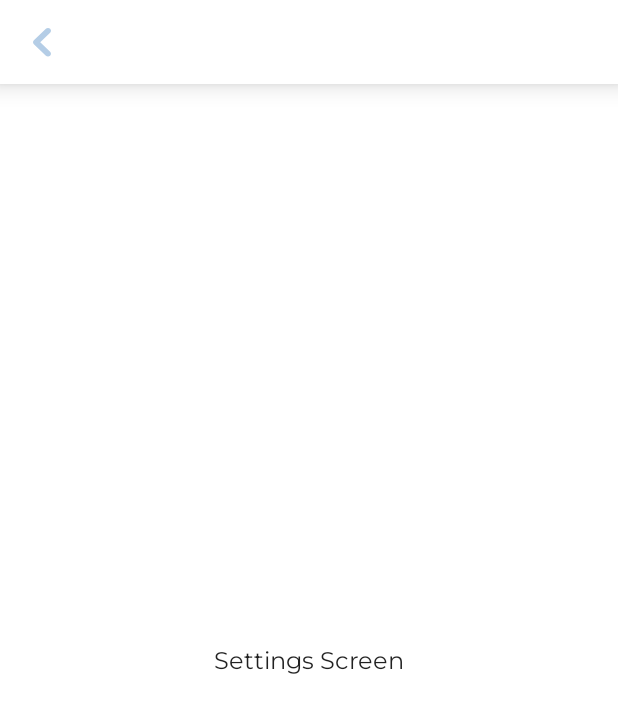
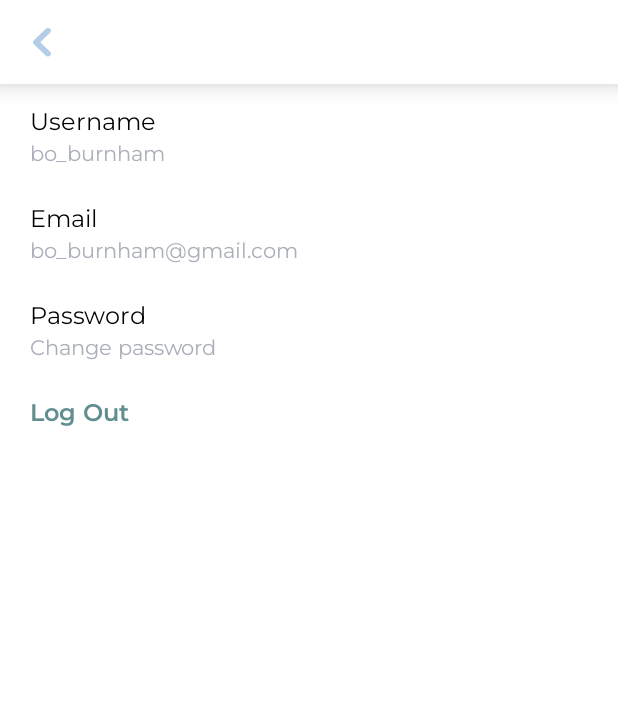
Before and after one commit to Invest-Smart-COMP-491/invest-smart-android, an Android app built with Jetpack Compose: the SettingsScreen screen opened through its navigation route, on a phone screen of 412 x 824 dp. Shown: the top 713 px of the screen. Run offline under Robolectric (Android 15) with nearby library versions, the phone set to English and light mode, and no system bars; our stand-ins replace Dagger/Hilt's generated code; Roboto replaces fonts that are not available here.

Commit message:
feat: implement settings screen + vm

```diff
--- a/app/src/main/java/com/comp491/investsmart/navigation/NavGraph.kt
+++ b/app/src/main/java/com/comp491/investsmart/navigation/NavGraph.kt
@@ -44,6 +44,6 @@ private fun addHomeScreen(
     }
 
     navGraphBuilder.composable(route = NavRoute.Settings.route) {
-        SettingsScreen()
+        SettingsScreen(hiltViewModel())
     }
 }
--- a/app/src/main/java/com/comp491/investsmart/ui/home/HomeScreen.kt
+++ b/app/src/main/java/com/comp491/investsmart/ui/home/HomeScreen.kt
@@ -17,10 +17,11 @@ import androidx.compose.ui.text.font.FontWeight
 import androidx.compose.ui.unit.dp
 import androidx.compose.ui.unit.sp
 import com.comp491.investsmart.ui.theme.PriceGreen
-import com.comp491.investsmart.ui.theme.Price
+import com.comp491.investsmart.ui.theme.PriceRed
 import com.comp491.investsmart.ui.theme.montserratFamily
 import com.comp491.investsmart.R
 import com.comp491.investsmart.ui.theme.DarkGreen
+import com.comp491.investsmart.ui.theme.Black
 
 @Composable
 fun HomeScreen(viewModel: HomeViewModel) {
@@ -113,7 +114,7 @@ private fun StockPriceCard(
                 fontFamily = montserratFamily,
                 fontWeight = FontWeight.Normal,
                 fontSize = 16.sp,
-                color = Color.Black,
+                color = Black,
             )
             Spacer(modifier = Modifier.width(25.dp))
             Text(
@@ -128,7 +129,7 @@ private fun StockPriceCard(
                 color = if(price >= 0) {
                     PriceGreen
                 } else {
-                    Price
+                    PriceRed
                 },
             )
         }
@@ -155,7 +156,7 @@ private fun NewsList(
             if (index != news.size - 1) {
                 item {
                     Divider(
-                        color = Color.Black,
+                        color = Black,
                         thickness = 1.dp,
                     )
                 }
@@ -180,7 +181,7 @@ private fun NewsRow(
             fontFamily = montserratFamily,
             fontWeight = FontWeight.Normal,
             fontSize = 15.sp,
-            color = Color.Black,
+            color = Black,
         )
         Spacer(modifier = Modifier.height(25.dp))
         Text(
@@ -188,7 +189,7 @@ private fun NewsRow(
             fontFamily = montserratFamily,
             fontWeight = FontWeight.Normal,
             fontSize = 12.sp,
-            color = Color.Black,
+            color = Black,
         )
     }
 }
--- a/app/src/main/java/com/comp491/investsmart/ui/home/HomeViewModel.kt
+++ b/app/src/main/java/com/comp491/investsmart/ui/home/HomeViewModel.kt
@@ -13,7 +13,7 @@ data class HomeVMState(
 )
 
 @HiltViewModel
-class HomeViewModel  @Inject constructor(
+class HomeViewModel @Inject constructor(
 ) : ViewModel() {
 
     private val vmState = HomeVMState(
--- a/app/src/main/java/com/comp491/investsmart/ui/settings/SettingsScreen.kt
+++ b/app/src/main/java/com/comp491/investsmart/ui/settings/SettingsScreen.kt
@@ -1,15 +1,104 @@
 package com.comp491.investsmart.ui.settings
 
-import androidx.compose.foundation.layout.Box
-import androidx.compose.foundation.layout.fillMaxSize
+import androidx.compose.foundation.clickable
+import androidx.compose.foundation.layout.*
 import androidx.compose.material.Text
 import androidx.compose.runtime.Composable
-import androidx.compose.ui.Alignment
+import androidx.compose.runtime.collectAsState
 import androidx.compose.ui.Modifier
+import androidx.compose.ui.res.stringResource
+import androidx.compose.ui.text.font.FontWeight
+import androidx.compose.ui.unit.dp
+import androidx.compose.ui.unit.sp
+import com.comp491.investsmart.R
+import com.comp491.investsmart.ui.theme.Black
+import com.comp491.investsmart.ui.theme.DarkGreen
+import com.comp491.investsmart.ui.theme.Gray
+import com.comp491.investsmart.ui.theme.montserratFamily
 
 @Composable
-fun SettingsScreen() {
-    Box(modifier = Modifier.fillMaxSize()) {
-        Text(text = "Settings Screen", modifier = Modifier.align(Alignment.Center))
+fun SettingsScreen(viewModel: SettingsViewModel) {
+    SettingsScreenContent(
+        uiState = viewModel.uiState.collectAsState().value,
+        onChangePasswordButtonClicked = viewModel::onChangePasswordButtonClicked,
+        onLogOutButtonClicked = viewModel::onLogOutButtonClicked,
+    )
+}
+
+@Composable
+private fun SettingsScreenContent(
+    uiState: SettingsVMState,
+    onChangePasswordButtonClicked: () -> Unit,
+    onLogOutButtonClicked: () -> Unit,
+) {
+    Column(
+        modifier = Modifier
+            .fillMaxSize()
+            .padding(horizontal = 20.dp, vertical = 15.dp)
+    ) {
+        SettingRow(
+            title = stringResource(id = R.string.settings_username),
+            text = uiState.username,
+        )
+        Spacer(modifier = Modifier.height(25.dp))
+        SettingRow(
+            title = stringResource(id = R.string.settings_email),
+            text = uiState.email,
+        )
+        Spacer(modifier = Modifier.height(25.dp))
+        SettingRow(
+            title = stringResource(id = R.string.settings_password),
+            text = stringResource(id = R.string.change_password_button),
+            onClick = onChangePasswordButtonClicked
+        )
+        Spacer(modifier = Modifier.height(25.dp))
+        LogOutButton(
+            text = stringResource(id = R.string.log_out_button),
+            onClick = onLogOutButtonClicked,
+        )
     }
 }
+
+@Composable
+private fun SettingRow(
+    title: String,
+    text: String,
+    onClick: () -> Unit = {},
+) {
+    Column(
+        modifier = Modifier
+            .clickable { onClick() }
+            .fillMaxWidth(),
+    ) {
+        Text(
+            text = title,
+            fontFamily = montserratFamily,
+            fontWeight = FontWeight.Normal,
+            fontSize = 16.sp,
+            color = Black,
+        )
+        Spacer(modifier = Modifier.height(3.dp))
+        Text(
+            text = text,
+            fontFamily = montserratFamily,
+            fontWeight = FontWeight.Normal,
+            fontSize = 14.sp,
+            color = Gray,
+        )
+    }
+}
+
+@Composable
+private fun LogOutButton(
+    text: String,
+    onClick: () -> Unit = {},
+) {
+    Text(
+        text = text,
+        fontFamily = montserratFamily,
+        fontWeight = FontWeight.SemiBold,
+        fontSize = 16.sp,
+        color = DarkGreen,
+        modifier = Modifier.clickable { onClick() }
+    )
+}
--- /dev/null
+++ b/app/src/main/java/com/comp491/investsmart/ui/settings/SettingsViewModel.kt
@@ -0,0 +1,35 @@
+package com.comp491.investsmart.ui.settings
+
+import androidx.lifecycle.ViewModel
+import com.comp491.investsmart.ui.home.HomeVMState
+import dagger.hilt.android.lifecycle.HiltViewModel
+import kotlinx.coroutines.flow.MutableStateFlow
+import kotlinx.coroutines.flow.StateFlow
+import kotlinx.coroutines.flow.asStateFlow
+import javax.inject.Inject
+
+data class SettingsVMState(
+    val username: String,
+    val email: String,
+)
+
+@HiltViewModel
+class SettingsViewModel  @Inject constructor(
+) : ViewModel() {
+
+    private val vmState = SettingsVMState(
+        username = "bo_burnham",
+        email = "bo_burnham@gmail.com"
+    )
+    private val _vmState = MutableStateFlow(vmState)
+    val uiState: StateFlow<SettingsVMState> = _vmState.asStateFlow()
+
+
+    fun onLogOutButtonClicked() {
+        TODO("Not yet implemented")
+    }
+
+    fun onChangePasswordButtonClicked() {
+        TODO("Not yet implemented")
+    }
+}
--- a/app/src/main/java/com/comp491/investsmart/ui/theme/Color.kt
+++ b/app/src/main/java/com/comp491/investsmart/ui/theme/Color.kt
@@ -6,4 +6,7 @@ val DarkGreen = Color(0xFF628E90)
 val LightBlue = Color(0xFFB4CDE6)
 val Beige = Color(0xFFF5EFE6)
 val PriceGreen = Color(0xFF23B872)
-val Price = Color(0xFFCE3735)
+val PriceRed = Color(0xFFCE3735)
+val Gray = Color(0xFFABAFBA)
+val Black = Color(0xFF000000)
+val White = Color(0xFFFFFFFF)
--- a/app/src/main/res/values/strings.xml
+++ b/app/src/main/res/values/strings.xml
@@ -1,4 +1,9 @@
 <resources>
     <string name="app_name">Invest Smart</string>
     <string name="daily_news_title">DAILY NEWS</string>
+    <string name="settings_username">Username</string>
+    <string name="settings_email">Email</string>
+    <string name="settings_password">Password</string>
+    <string name="log_out_button">Log Out</string>
+    <string name="change_password_button">Change password</string>
 </resources>
```
